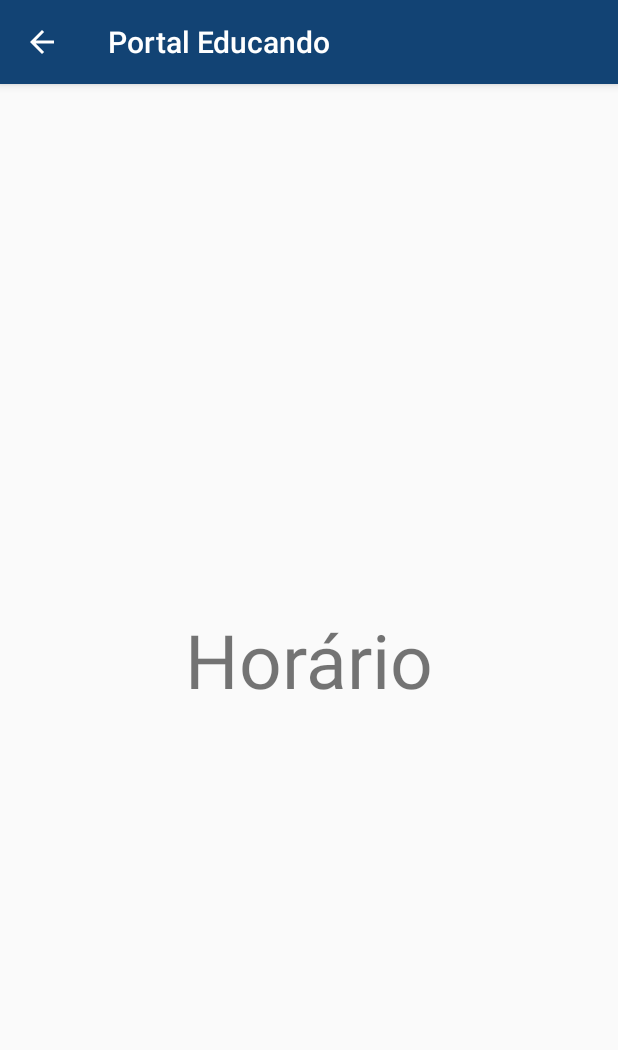
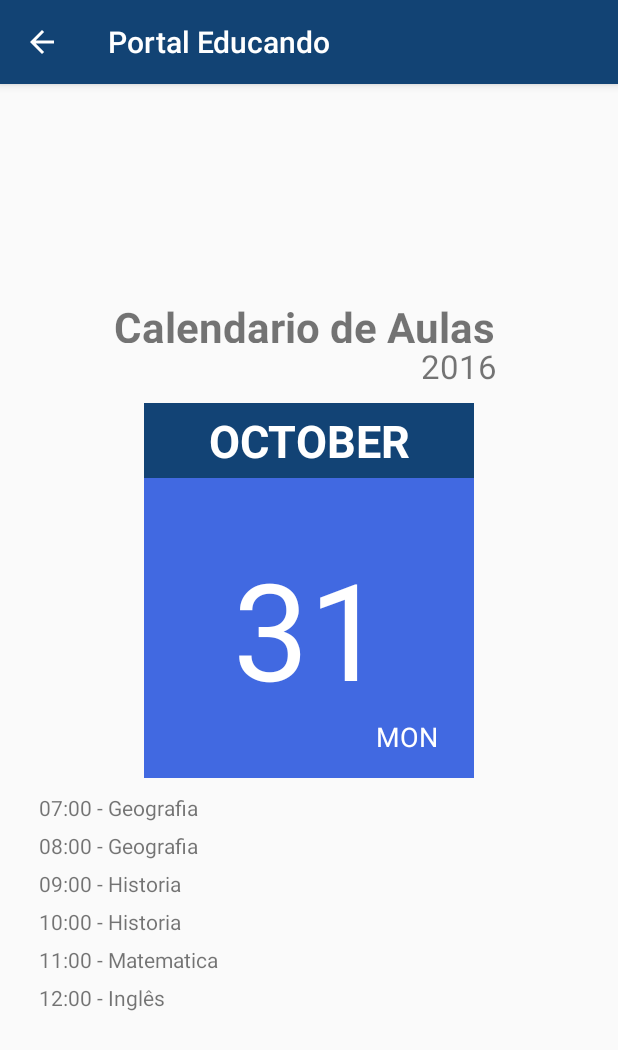
Before and after one commit to D4nrl3y/PortalEducando, an Android app: the Horario screen opened directly, with no data from a screen before it, on a phone screen of 412 x 824 dp. Shown: the top 1050 px of the screen. Run offline under Robolectric (Android 15) with nearby library versions, the phone set to English and light mode, and no system bars.

Commit message:
Tela horario, lista diario de classe.

```diff
--- a/app/src/main/java/com/example/exit/portaleducando/Diario.java
+++ b/app/src/main/java/com/example/exit/portaleducando/Diario.java
@@ -4,6 +4,10 @@ import android.support.v7.app.AppCompatActivity;
 import android.os.Bundle;
 import android.view.Menu;
 import android.view.MenuItem;
+import android.widget.ArrayAdapter;
+import android.widget.ListView;
+
+import java.util.List;
 
 public class Diario extends AppCompatActivity  {
 
@@ -11,7 +15,16 @@ public class Diario extends AppCompatActivity  {
     protected void onCreate(Bundle savedInstanceState) {
         super.onCreate(savedInstanceState);
         setContentView(R.layout.activity_diario);
+        String[] materias = new String[]{"Portugues","Matematica","Quimica","Historia","Fisica","Biologia"};
+        ArrayAdapter<String> adapter = new ArrayAdapter<String>(this, android.R.layout.simple_list_item_1,materias);
+        ListView lv = (ListView) findViewById(R.id.listamateria);
+        lv.setAdapter(adapter);
 
+
+    }
+    public  class Materia{
+        String nome;
+        String estadoAtual;
     }
 
     public boolean onCreateOptionsMenu(Menu menu) {
--- a/app/src/main/java/com/example/exit/portaleducando/Horario.java
+++ b/app/src/main/java/com/example/exit/portaleducando/Horario.java
@@ -3,6 +3,12 @@ package com.example.exit.portaleducando;
 import android.support.v7.app.ActionBar;
 import android.support.v7.app.AppCompatActivity;
 import android.os.Bundle;
+import android.util.Log;
+import android.widget.TextView;
+
+import java.text.SimpleDateFormat;
+import java.util.Calendar;
+import java.util.Locale;
 
 public class Horario extends AppCompatActivity {
 
@@ -16,5 +22,25 @@ public class Horario extends AppCompatActivity {
         barraHorario.show();
 
 
+        TextView labelAno = (TextView)findViewById(R.id.labelAno);
+        TextView labelMes = (TextView)findViewById(R.id.labelMes);
+        TextView labelNomeDia = (TextView)findViewById(R.id.labelNomeDia);
+        TextView labelNumeroDia = (TextView)findViewById(R.id.labelNumeroDia);
+
+        Calendar cal = Calendar.getInstance();
+        SimpleDateFormat data = new SimpleDateFormat("yyyy/MMMM/d/E", Locale.getDefault());
+        String stringData = data.format(cal.getTime());
+
+        String[] valores = stringData.split("/",0);
+//CHECAR VALORES DA DATA
+//        for(int i=0; i < valores.length;i++){
+//            Log.v("checar Valor", valores[i]);
+//        }
+        labelAno.setText(valores[0]);
+        labelMes.setText(valores[1]);
+        labelNumeroDia.setText(valores[2]);
+        labelNomeDia.setText(valores[3]);
+
+
     }
 }
--- a/app/src/main/res/layout/activity_diario.xml
+++ b/app/src/main/res/layout/activity_diario.xml
@@ -10,12 +10,13 @@
     android:paddingTop="@dimen/activity_vertical_margin"
     tools:context="com.example.exit.portaleducando.Diario">
 
-    <TextView
-        android:textSize="50dp"
-        android:text="Diário"
-        android:layout_width="wrap_content"
-        android:layout_height="wrap_content"
-        android:id="@+id/textView4"
-        android:layout_centerVertical="true"
-        android:layout_centerHorizontal="true" />
+
+    <ListView
+        android:id="@+id/listamateria"
+        android:layout_width="match_parent"
+        android:layout_height="match_parent"
+        android:layout_alignParentTop="true"
+        android:layout_alignParentLeft="true"
+        android:layout_alignParentStart="true" />
+
 </RelativeLayout>
--- a/app/src/main/res/layout/activity_horario.xml
+++ b/app/src/main/res/layout/activity_horario.xml
@@ -1,5 +1,5 @@
 <?xml version="1.0" encoding="utf-8"?>
-<RelativeLayout xmlns:android="http://schemas.android.com/apk/res/android"
+<LinearLayout xmlns:android="http://schemas.android.com/apk/res/android"
     xmlns:tools="http://schemas.android.com/tools"
     android:id="@+id/activity_horario"
     android:layout_width="match_parent"
@@ -8,15 +8,100 @@
     android:paddingLeft="@dimen/activity_horizontal_margin"
     android:paddingRight="@dimen/activity_horizontal_margin"
     android:paddingTop="@dimen/activity_vertical_margin"
+    android:orientation="vertical"
+    android:gravity="center"
     tools:context="com.example.exit.portaleducando.Horario">
 
+    <TextView
+        android:id="@+id/labelAno"
+        android:layout_width="wrap_content"
+        android:layout_height="wrap_content"
+        android:text="2011"
+        android:textSize="22sp"
+        android:layout_marginLeft="100dp"
+        android:layout_marginTop="70dp"/>
 
     <TextView
-        android:textSize="50dp"
-        android:text="Horário"
+        android:layout_width="260dp"
+        android:layout_height="30dp"
+        android:text="Calendario de Aulas"
+        android:textSize="28dp"
+        android:textStyle="bold"
+        android:layout_marginTop="-60dp"
+        android:layout_gravity="center"/>
+
+    <TextView
+        android:id="@+id/labelMes"
+        android:layout_width="220dp"
+        android:layout_height="50dp"
+        android:text="janeiro"
+        android:textStyle="bold"
+        android:background="#124375"
+        android:gravity="center"
+        android:textColor="#ffffff"
+        android:textSize="30sp"
+        android:textAllCaps="true"
+        android:layout_marginTop="40dp"/>
+    <TextView
+        android:id="@+id/labelNumeroDia"
+        android:layout_width="220dp"
+        android:layout_height="200dp"
+        android:text="10"
+        android:gravity="center"
+        android:background="#4169E1"
+        android:textColor="#ffffff"
+        android:textSize="90sp"/>
+    <TextView
+        android:id="@+id/labelNomeDia"
         android:layout_width="wrap_content"
         android:layout_height="wrap_content"
-        android:layout_centerVertical="true"
-        android:layout_centerHorizontal="true"
-        android:id="@+id/textView6" />
-</RelativeLayout>
+        android:text="seg"
+        android:textAllCaps="true"
+        android:textColor="#ffffff"
+        android:textSize="18sp"
+        android:layout_marginTop="-40dp"
+        android:layout_marginLeft="65dp"/>
+
+    <TextView
+        android:layout_width="220dp"
+        android:layout_height="20dp"
+        android:text="07:00 - Geografia"
+        android:layout_gravity="left"
+        android:layout_marginLeft="10dp"
+        android:layout_marginTop="25dp"/>
+    <TextView
+        android:layout_width="220dp"
+        android:layout_height="20dp"
+        android:text="08:00 - Geografia"
+        android:layout_gravity="left"
+        android:layout_marginLeft="10dp"
+        android:layout_marginTop="5dp"/>
+    <TextView
+        android:layout_width="220dp"
+        android:layout_height="20dp"
+        android:text="09:00 - Historia"
+        android:layout_gravity="left"
+        android:layout_marginLeft="10dp"
+        android:layout_marginTop="5dp"/>
+    <TextView
+        android:layout_width="220dp"
+        android:layout_height="20dp"
+        android:text="10:00 - Historia"
+        android:layout_gravity="left"
+        android:layout_marginLeft="10dp"
+        android:layout_marginTop="5dp"/>
+    <TextView
+        android:layout_width="220dp"
+        android:layout_height="20dp"
+        android:text="11:00 - Matematica"
+        android:layout_gravity="left"
+        android:layout_marginLeft="10dp"
+        android:layout_marginTop="5dp"/>
+    <TextView
+        android:layout_width="220dp"
+        android:layout_height="20dp"
+        android:text="12:00 - Inglês"
+        android:layout_gravity="left"
+        android:layout_marginLeft="10dp"
+        android:layout_marginTop="5dp"/>
+</LinearLayout>
--- a/app/src/main/res/values/colors.xml
+++ b/app/src/main/res/values/colors.xml
@@ -1,6 +1,6 @@
 <?xml version="1.0" encoding="utf-8"?>
 <resources>
-    <color name="colorPrimary">#f60837</color>
+    <color name="colorPrimary">#3F51B5</color>
     <color name="colorPrimary2">#529684</color>
     <color name="colorPrimaryDark">#303F9F</color>
     <color name="colorAccent">#08213A</color>
```
